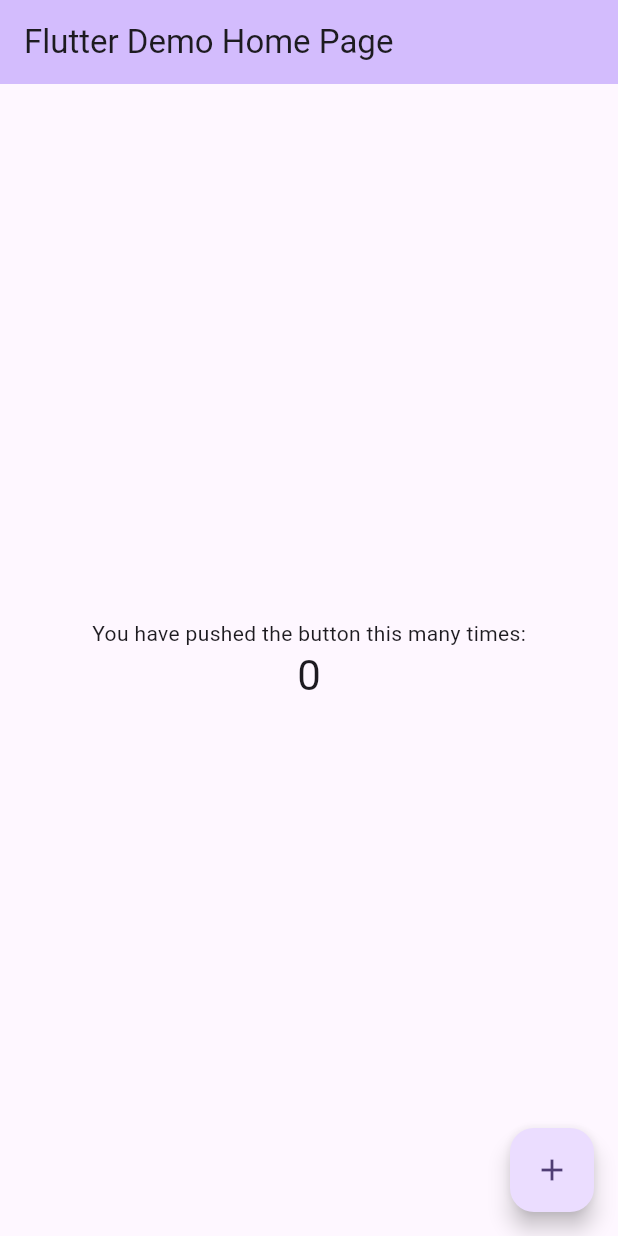
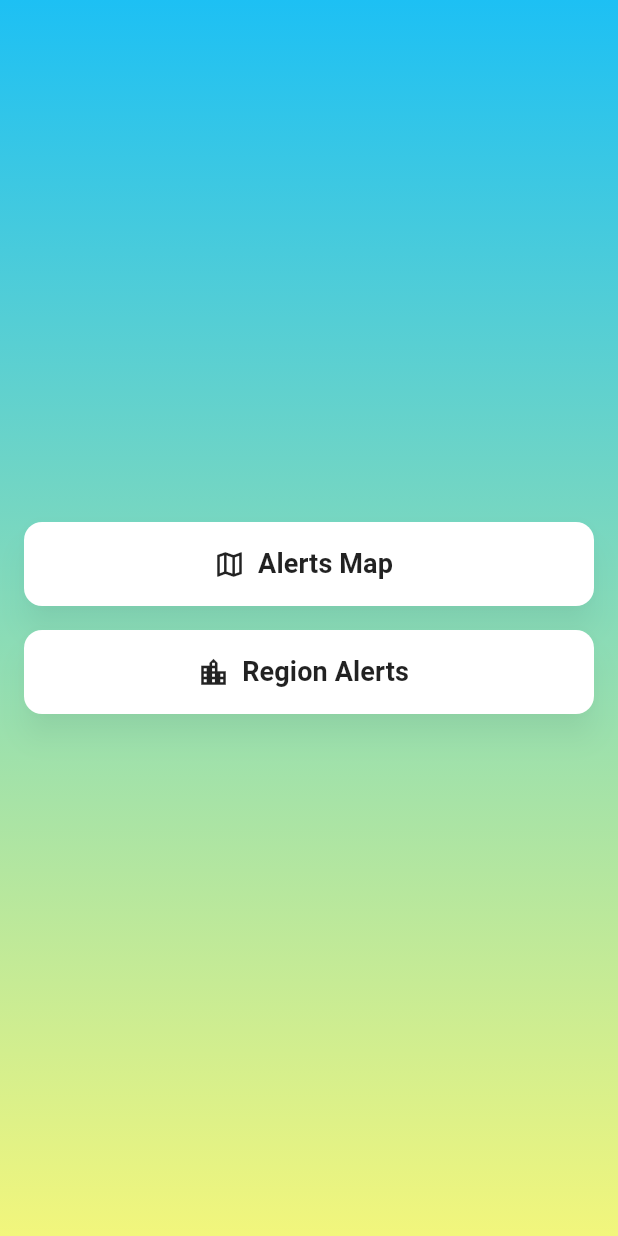
Before and after one commit to Rusgor/ukraine_alerts, a Flutter app: the screen it shows after launch, on a phone screen of 412 x 824 dp. Run offline on Flutter 3.47's test engine with Material 3 defaults, Android fonts, the phone set to English and light mode, and no system bars; our stand-ins replace go_router.

Commit message:
feat: implement home screen UI and navigation

```diff
--- /dev/null
+++ b/devtools_options.yaml
@@ -0,0 +1,3 @@
+description: This file stores settings for Dart & Flutter DevTools.
+documentation: https://docs.flutter.dev/tools/devtools/extensions#configure-extension-enablement-states
+extensions:
--- /dev/null
+++ b/lib/app/app.dart
@@ -0,0 +1,17 @@
+import 'theme.dart';
+import 'router.dart';
+import 'package:flutter/material.dart';
+
+class UkraineAlertsApp extends StatelessWidget {
+  const UkraineAlertsApp({super.key});
+
+  @override
+  Widget build(BuildContext context) {
+    return MaterialApp.router(
+      title: 'Ukraine Alerts',
+      debugShowCheckedModeBanner: false,
+      theme: AppTheme.light,
+      routerConfig: appRouter,
+    );
+  }
+}
--- /dev/null
+++ b/lib/app/router.dart
@@ -0,0 +1,16 @@
+import 'package:go_router/go_router.dart';
+import '../features/alerts/presentation/screens/home_screen.dart';
+import '../features/alerts/presentation/screens/alerts_map_screen.dart';
+import '../features/alerts/presentation/screens/region_alerts_screen.dart';
+
+final appRouter = GoRouter(
+  initialLocation: '/',
+  routes: [
+    GoRoute(path: '/', builder: (context, state) => const HomeScreen()),
+    GoRoute(path: '/map', builder: (context, state) => const AlertsMapScreen()),
+    GoRoute(
+      path: '/region',
+      builder: (context, state) => const RegionAlertsScreen(),
+    ),
+  ],
+);
--- /dev/null
+++ b/lib/app/theme.dart
@@ -0,0 +1,6 @@
+import 'package:flutter/material.dart';
+
+abstract final class AppTheme {
+  static ThemeData get light =>
+      ThemeData(useMaterial3: true, colorSchemeSeed: Colors.blue);
+}
--- /dev/null
+++ b/lib/features/alerts/presentation/screens/alerts_map_screen.dart
@@ -0,0 +1,13 @@
+import 'package:flutter/material.dart';
+
+class AlertsMapScreen extends StatelessWidget {
+  const AlertsMapScreen({super.key});
+
+  @override
+  Widget build(BuildContext context) {
+    return Scaffold(
+      appBar: AppBar(title: const Text('Alerts Map')),
+      body: const Center(child: Text('Alerts Map')),
+    );
+  }
+}
--- /dev/null
+++ b/lib/features/alerts/presentation/screens/home_screen.dart
@@ -0,0 +1,90 @@
+import 'package:flutter/material.dart';
+import 'package:go_router/go_router.dart';
+
+class HomeScreen extends StatelessWidget {
+  const HomeScreen({super.key});
+
+  @override
+  Widget build(BuildContext context) {
+    return Scaffold(
+      body: Container(
+        width: double.infinity,
+        decoration: const BoxDecoration(
+          gradient: LinearGradient(
+            begin: Alignment.topCenter,
+            end: Alignment.bottomCenter,
+            colors: [Color(0xFF1DC0F4), Color(0xFFF2F67C)],
+          ),
+        ),
+        child: SafeArea(
+          child: Center(
+            child: Padding(
+              padding: const EdgeInsets.symmetric(horizontal: 16),
+              child: Column(
+                mainAxisAlignment: MainAxisAlignment.center,
+                children: [
+                  _HomeButton(
+                    icon: Icons.map_outlined,
+                    title: 'Alerts Map',
+                    onPressed: () {
+                      context.go('/map');
+                    },
+                  ),
+                  const SizedBox(height: 16),
+                  _HomeButton(
+                    icon: Icons.location_city_outlined,
+                    title: 'Region Alerts',
+                    onPressed: () {
+                      context.go('/region');
+                    },
+                  ),
+                ],
+              ),
+            ),
+          ),
+        ),
+      ),
+    );
+  }
+}
+
+class _HomeButton extends StatelessWidget {
+  const _HomeButton({
+    required this.icon,
+    required this.title,
+    required this.onPressed,
+  });
+
+  final IconData icon;
+  final String title;
+  final VoidCallback onPressed;
+
+  @override
+  Widget build(BuildContext context) {
+    return SizedBox(
+      width: double.infinity,
+      height: 56,
+      child: ElevatedButton.icon(
+        onPressed: onPressed,
+        icon: Icon(icon, size: 22, color: Colors.black87),
+        label: Text(
+          title,
+          style: const TextStyle(
+            fontSize: 18,
+            fontWeight: FontWeight.w600,
+            color: Colors.black87,
+          ),
+        ),
+        style: ElevatedButton.styleFrom(
+          backgroundColor: Colors.white,
+          foregroundColor: Colors.black87,
+          elevation: 8,
+          shadowColor: Colors.black26,
+          shape: RoundedRectangleBorder(
+            borderRadius: BorderRadius.circular(12),
+          ),
+        ),
+      ),
+    );
+  }
+}
--- /dev/null
+++ b/lib/features/alerts/presentation/screens/region_alerts_screen.dart
@@ -0,0 +1,13 @@
+import 'package:flutter/material.dart';
+
+class RegionAlertsScreen extends StatelessWidget {
+  const RegionAlertsScreen({super.key});
+
+  @override
+  Widget build(BuildContext context) {
+    return Scaffold(
+      appBar: AppBar(title: const Text('Region Alerts')),
+      body: const Center(child: Text('Region Alerts')),
+    );
+  }
+}
--- a/lib/main.dart
+++ b/lib/main.dart
@@ -1,122 +1,6 @@
+import 'app/app.dart';
 import 'package:flutter/material.dart';
 
 void main() {
-  runApp(const MyApp());
+  runApp(const UkraineAlertsApp());
 }
-
-class MyApp extends StatelessWidget {
-  const MyApp({super.key});
-
-  // This widget is the root of your application.
-  @override
-  Widget build(BuildContext context) {
-    return MaterialApp(
-      title: 'Flutter Demo',
-      theme: ThemeData(
-        // This is the theme of your application.
-        //
-        // TRY THIS: Try running your application with "flutter run". You'll see
-        // the application has a purple toolbar. Then, without quitting the app,
-        // try changing the seedColor in the colorScheme below to Colors.green
-        // and then invoke "hot reload" (save your changes or press the "hot
-        // reload" button in a Flutter-supported IDE, or press "r" if you used
-        // the command line to start the app).
-        //
-        // Notice that the counter didn't reset back to zero; the application
-        // state is not lost during the reload. To reset the state, use hot
-        // restart instead.
-        //
-        // This works for code too, not just values: Most code changes can be
-        // tested with just a hot reload.
-        colorScheme: .fromSeed(seedColor: Colors.deepPurple),
-      ),
-      home: const MyHomePage(title: 'Flutter Demo Home Page'),
-    );
-  }
-}
-
-class MyHomePage extends StatefulWidget {
-  const MyHomePage({super.key, required this.title});
-
-  // This widget is the home page of your application. It is stateful, meaning
-  // that it has a State object (defined below) that contains fields that affect
-  // how it looks.
-
-  // This class is the configuration for the state. It holds the values (in this
-  // case the title) provided by the parent (in this case the App widget) and
-  // used by the build method of the State. Fields in a Widget subclass are
-  // always marked "final".
-
-  final String title;
-
-  @override
-  State<MyHomePage> createState() => _MyHomePageState();
-}
-
-class _MyHomePageState extends State<MyHomePage> {
-  int _counter = 0;
-
-  void _incrementCounter() {
-    setState(() {
-      // This call to setState tells the Flutter framework that something has
-      // changed in this State, which causes it to rerun the build method below
-      // so that the display can reflect the updated values. If we changed
-      // _counter without calling setState(), then the build method would not be
-      // called again, and so nothing would appear to happen.
-      _counter++;
-    });
-  }
-
-  @override
-  Widget build(BuildContext context) {
-    // This method is rerun every time setState is called, for instance as done
-    // by the _incrementCounter method above.
-    //
-    // The Flutter framework has been optimized to make rerunning build methods
-    // fast, so that you can just rebuild anything that needs updating rather
-    // than having to individually change instances of widgets.
-    return Scaffold(
-      appBar: AppBar(
-        // TRY THIS: Try changing the color here to a specific color (to
-        // Colors.amber, perhaps?) and trigger a hot reload to see the AppBar
-        // change color while the other colors stay the same.
-        backgroundColor: Theme.of(context).colorScheme.inversePrimary,
-        // Here we take the value from the MyHomePage object that was created by
-        // the App.build method, and use it to set our appbar title.
-        title: Text(widget.title),
-      ),
-      body: Center(
-        // Center is a layout widget. It takes a single child and positions it
-        // in the middle of the parent.
-        child: Column(
-          // Column is also a layout widget. It takes a list of children and
-          // arranges them vertically. By default, it sizes itself to fit its
-          // children horizontally, and tries to be as tall as its parent.
-          //
-          // Column has various properties to control how it sizes itself and
-          // how it positions its children. Here we use mainAxisAlignment to
-          // center the children vertically; the main axis here is the vertical
-          // axis because Columns are vertical (the cross axis would be
-          // horizontal).
-          //
-          // TRY THIS: Invoke "debug painting" (choose the "Toggle Debug Paint"
-          // action in the IDE, or press "p" in the console), to see the
-          // wireframe for each widget.
-          mainAxisAlignment: .center,
-          children: [
-            const Text('You have pushed the button this many times:'),
-            Text(
-              '$_counter',
-              style: Theme.of(context).textTheme.headlineMedium,
-            ),
-          ],
-        ),
-      ),
-      floatingActionButton: FloatingActionButton(
-        onPressed: _incrementCounter,
-        tooltip: 'Increment',
-        child: const Icon(Icons.add),
-      ),
-    );
-  }
-}
```
Also changed, not shown: 1 other file.
